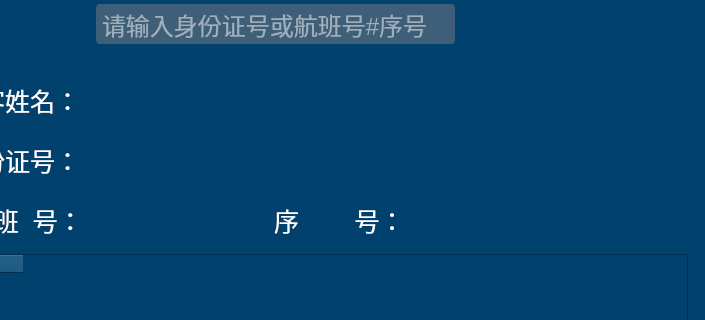
First picture: the form in BoardingControl_Linux/UI_Classes/workflowrecording.ui, repository 17719543022/Review, before the edit; both pictures show x 95 to 800 and y 143 to 463 of the 800 by 1280 pixel window.
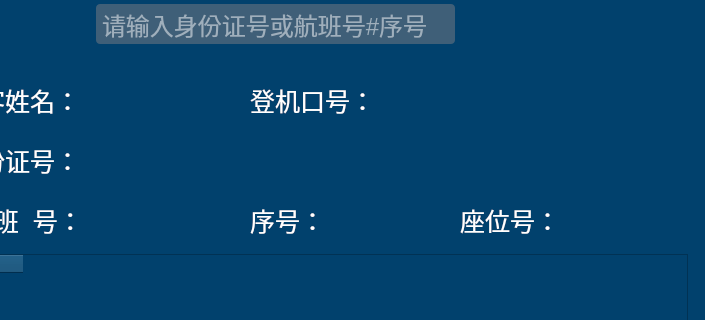
Second picture: the form after the edit. Icons and pictures are not drawn.

What changed in the file:
```diff
--- a/BoardingControl_Linux/UI_Classes/workflowrecording.ui
+++ b/BoardingControl_Linux/UI_Classes/workflowrecording.ui
@@ -351,9 +351,9 @@
      <widget class="QLabel" name="boardingNumberLabel_1">
       <property name="geometry">
        <rect>
-        <x>354</x>
+        <x>330</x>
         <y>120</y>
-        <width>121</width>
+        <width>71</width>
         <height>38</height>
        </rect>
       </property>
@@ -366,7 +366,7 @@
        <string notr="true">color: rgb(255, 255, 255);</string>
       </property>
       <property name="text">
-       <string>序        号：</string>
+       <string>序号：</string>
       </property>
       <property name="alignment">
        <set>Qt::AlignJustify|Qt::AlignVCenter</set>
@@ -377,7 +377,7 @@
        <rect>
         <x>160</x>
         <y>0</y>
-        <width>280</width>
+        <width>161</width>
         <height>38</height>
        </rect>
       </property>
@@ -421,9 +421,9 @@
      <widget class="QLabel" name="boardingNumberLabel_2">
       <property name="geometry">
        <rect>
-        <x>476</x>
+        <x>405</x>
         <y>120</y>
-        <width>220</width>
+        <width>125</width>
         <height>38</height>
        </rect>
       </property>
@@ -446,7 +446,95 @@
        <rect>
         <x>160</x>
         <y>120</y>
-        <width>150</width>
+        <width>161</width>
+        <height>38</height>
+       </rect>
+      </property>
+      <property name="font">
+       <font>
+        <pointsize>19</pointsize>
+        <weight>75</weight>
+        <bold>true</bold>
+       </font>
+      </property>
+      <property name="styleSheet">
+       <string notr="true">color: rgb(0, 228, 255);</string>
+      </property>
+      <property name="text">
+       <string/>
+      </property>
+     </widget>
+     <widget class="QLabel" name="gateNoLabel_1">
+      <property name="geometry">
+       <rect>
+        <x>330</x>
+        <y>0</y>
+        <width>121</width>
+        <height>38</height>
+       </rect>
+      </property>
+      <property name="font">
+       <font>
+        <pointsize>19</pointsize>
+       </font>
+      </property>
+      <property name="styleSheet">
+       <string notr="true">color: rgb(255, 255, 255);</string>
+      </property>
+      <property name="text">
+       <string>登机口号：</string>
+      </property>
+     </widget>
+     <widget class="QLabel" name="gateNoLabel_2">
+      <property name="geometry">
+       <rect>
+        <x>454</x>
+        <y>0</y>
+        <width>301</width>
+        <height>38</height>
+       </rect>
+      </property>
+      <property name="font">
+       <font>
+        <pointsize>19</pointsize>
+        <weight>75</weight>
+        <bold>true</bold>
+       </font>
+      </property>
+      <property name="styleSheet">
+       <string notr="true">color: rgb(0, 228, 255);</string>
+      </property>
+      <property name="text">
+       <string/>
+      </property>
+     </widget>
+     <widget class="QLabel" name="seatIdLabel_1">
+      <property name="geometry">
+       <rect>
+        <x>540</x>
+        <y>120</y>
+        <width>95</width>
+        <height>38</height>
+       </rect>
+      </property>
+      <property name="font">
+       <font>
+        <pointsize>19</pointsize>
+       </font>
+      </property>
+      <property name="styleSheet">
+       <string notr="true">color: rgb(255, 255, 255);</string>
+      </property>
+      <property name="text">
+       <string>座位号：</string>
+      </property>
+     </widget>
+     <widget class="QLabel" name="seatIdLabel_2">
+      <property name="geometry">
+       <rect>
+        <x>640</x>
+        <y>120</y>
+        <width>121</width>
         <height>38</height>
        </rect>
       </property>
```
